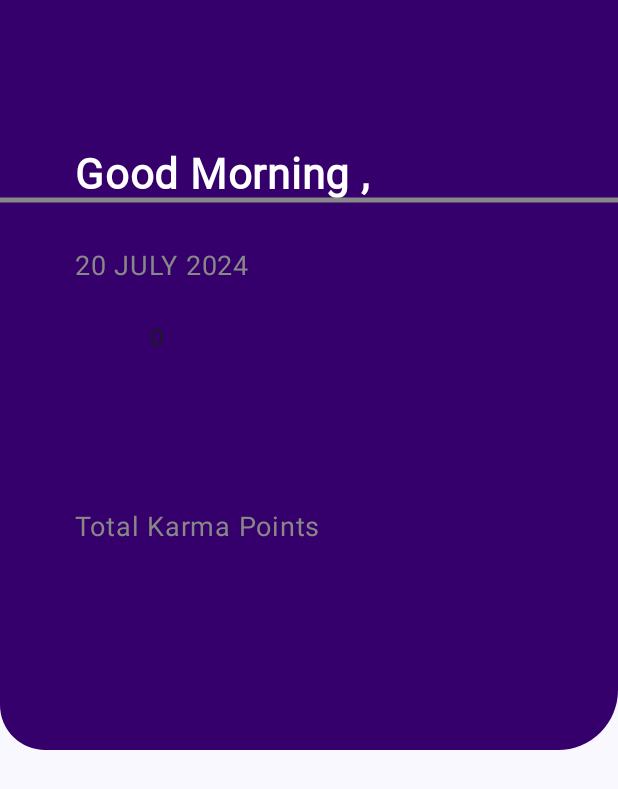
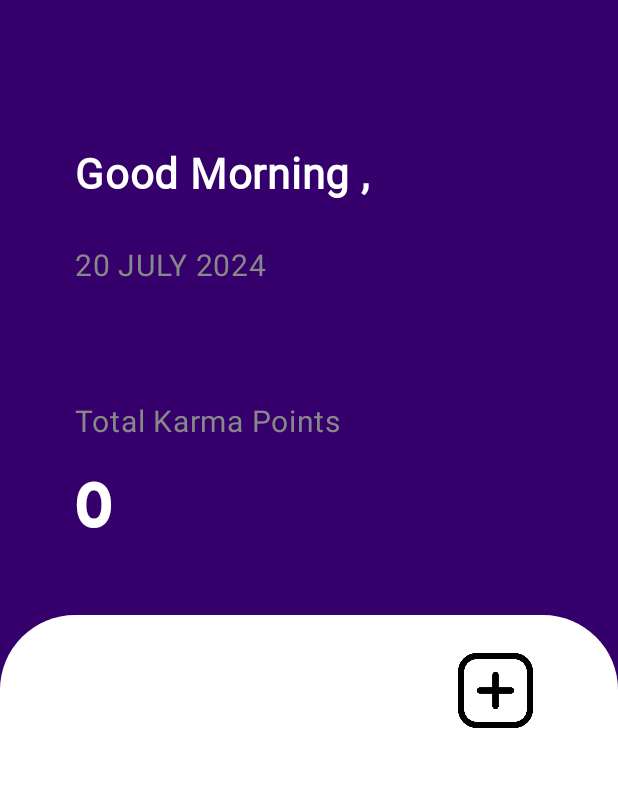
Before and after one commit to Saiabhyankar/merit_match, an Android app built with Jetpack Compose: the composable Transaction shown on its own in the app's theme, on a phone screen of 412 x 824 dp. Shown: the top 789 px of the screen. Run offline under Robolectric (Android 15) with nearby library versions, the phone set to English and light mode, and no system bars; Roboto replaces fonts that are not available here; 1 statement that could not run was skipped.

Commit message:
Added api to post tasks

```diff
--- a/app/src/main/java/com/example/meritmatch/apiService.kt
+++ b/app/src/main/java/com/example/meritmatch/apiService.kt
@@ -15,6 +15,9 @@ class ApiService : ViewModel() {
 
     private val _karma = mutableStateOf(GetReq2())
     val karma: State<GetReq2> = _karma
+
+    private val _tasks = mutableStateOf(GetReq3())
+    val tasks: State<GetReq3> = _tasks
 
 
     fun interact() {
@@ -68,6 +71,21 @@ class ApiService : ViewModel() {
         }
     }
 
+    fun getTasks() {
+        viewModelScope.launch {
+            try {
+                val response=Client.getTasksAvailable()
+                _tasks.value=_tasks.value.copy(
+                    tasks=response.tasks
+                )
+                // Handle success
+            } catch (e: Exception) {
+                // Handle error
+                println("error: ${e.message}")
+            }
+        }
+    }
+
     data class GetReq1(
         val getValue: String = ""
     )
@@ -79,4 +97,7 @@ class ApiService : ViewModel() {
     data class GetReq2(
         val karmaPoint:Int=0
     )
+    data class GetReq3(
+        val tasks:List<tasks> = emptyList()
+    )
 }
--- a/app/src/main/java/com/example/meritmatch/checkWithBackend.kt
+++ b/app/src/main/java/com/example/meritmatch/checkWithBackend.kt
@@ -15,6 +15,8 @@ fun GetResponse(){
 
     val karmaPoints by cursor.karma
 
+    val task by cursor.tasks
+
     if(userName.value!="") {
         cursor.interact()
     }
@@ -27,6 +29,10 @@ fun GetResponse(){
     cursor.getKarma()
 
     getKarmaPoints(karmaValue(karmaPoints.karmaPoint))
+
+    cursor.getTasks()
+    getTask( task.tasks)
+
 }
 
 fun getUserName(checkIfUserExists: checkIfUserExists){
@@ -40,3 +46,8 @@ fun getPasswd(checkValue: checkValue){
 fun getKarmaPoints(karmaValue: karmaValue){
     karmaPoint.value=karmaValue.karmaPoints
 }
+
+fun getTask(tasks:List<tasks>){
+    val length=tasks.size
+    task.value=tasks[length].tasks
+}
--- a/app/src/main/java/com/example/meritmatch/login.kt
+++ b/app/src/main/java/com/example/meritmatch/login.kt
@@ -22,4 +22,10 @@ interface Login {
     @GET("karmaPoints")
     suspend fun getKarmaPoints(@Query("username") username:String):karmaValue
 
+    @POST("task")
+    suspend fun postTask(@Body postTask: postTask):createResponse
+
+    @GET("fetch")
+    suspend fun getTasksAvailable():returnTasks
+
 }
--- a/app/src/main/java/com/example/meritmatch/mainPage.kt
+++ b/app/src/main/java/com/example/meritmatch/mainPage.kt
@@ -8,25 +8,36 @@ import android.R.color
 import android.os.Build
 import androidx.annotation.RequiresApi
 import androidx.compose.foundation.Canvas
+import androidx.compose.foundation.Image
+import androidx.compose.foundation.layout.Box
 import androidx.compose.foundation.layout.Column
 import androidx.compose.foundation.layout.Spacer
 import androidx.compose.foundation.layout.fillMaxSize
 import androidx.compose.foundation.layout.offset
 import androidx.compose.foundation.layout.padding
 import androidx.compose.foundation.layout.size
+import androidx.compose.foundation.lazy.LazyColumn
+import androidx.compose.foundation.lazy.LazyRow
 import androidx.compose.foundation.shape.RoundedCornerShape
+import androidx.compose.material3.Button
+import androidx.compose.material3.ButtonDefaults
 import androidx.compose.material3.Card
 import androidx.compose.material3.CardDefaults
 import androidx.compose.material3.Text
 import androidx.compose.runtime.Composable
+import androidx.compose.ui.Alignment
 import androidx.compose.ui.Modifier
 import androidx.compose.ui.geometry.Offset
 import androidx.compose.ui.graphics.Color
+import androidx.compose.ui.res.painterResource
 import androidx.compose.ui.text.font.Font
 import androidx.compose.ui.text.font.FontFamily
 import androidx.compose.ui.text.font.FontWeight
 import androidx.compose.ui.unit.dp
 import androidx.compose.ui.unit.sp
+import kotlinx.coroutines.CoroutineScope
+import kotlinx.coroutines.Dispatchers
+import kotlinx.coroutines.launch
 import java.time.LocalDate
 import java.time.LocalTime
 
@@ -35,12 +46,17 @@ import java.time.LocalTime
 @Composable
 
 fun Transaction(){
+    GetResponse()
     val customFont= FontFamily(
          Font( R.font.generica)
     )
+    val customFont1= FontFamily(
+        Font( R.font.coverface)
+    )
     val date =LocalDate.now()
     val time=LocalTime.now()
-    Column {
+    val add = painterResource(id = R.drawable.add)
+    Column(modifier = Modifier.fillMaxSize()) {
         Card( colors = CardDefaults.cardColors(containerColor = Color(53, 0, 107, 255)),
             shape = RoundedCornerShape(0.dp, 0.dp, 40.dp, 30.dp),
             modifier = Modifier.size(500.dp)
@@ -75,18 +91,20 @@ fun Transaction(){
             Text(text = date.dayOfMonth.toString() +" "+ date.month.toString() + " " + date.year.toString(),
                 modifier = Modifier.offset(50.dp,100.dp),
                 color=Color.Gray,
-                fontSize = 18.sp)
+                fontSize = 20.sp)
             Text("Total Karma Points",
-                modifier=Modifier.offset(50.dp,250.dp),
+                modifier= Modifier
+                    .offset(50.dp, 180.dp)
+                    .padding(0.dp),
                 color=Color.Gray,
-                fontSize = 18.sp)
+                fontSize = 20.sp)
             Text(karmaPoint.value.toString(),
+                fontSize = 32.sp,
+                fontFamily = customFont1,
+                color = Color.White,
                 modifier = Modifier
-                    .offset(x=100.dp,y=100.dp))
-
-
-
-        }
+                    .offset(x = 50.dp, y = 200.dp)
+                    .padding(0.dp))
             Canvas(modifier = Modifier.fillMaxSize(), contentDescription = "Line Drawing") {
                 // Draw a line from (100, 100) to (400, 400)
                 drawLine(
@@ -97,15 +115,45 @@ fun Transaction(){
                 )
             }
 
-        Card( colors = CardDefaults.cardColors(containerColor = Color(254,255,254,255)),
+
+        }
+
+        Card( colors = CardDefaults.cardColors(containerColor = Color.White),
             shape = RoundedCornerShape(50.dp, 50.dp, 40.dp, 30.dp),
             modifier = Modifier
-                .fillMaxSize()
-                .offset(y = -130.dp)
+                .size(500.dp)
+                .offset(y = -90.dp)
         ) {
+            Button(onClick = { pageNum.value=4
+                CoroutineScope(Dispatchers.IO).launch {
+                    try {
+                        Client.postTask(
+                            postTask(userName.value,"wash dishes",100)
+                        )
+                        // Handle success
+                    } catch (e: Exception) {
+                        // Handle error
+                        println("error: ${e.message}")
+                    }
+                }},
+                colors = ButtonDefaults.buttonColors(containerColor =Color.White),
+                modifier = Modifier
+                    .offset(290.dp, 10.dp)
+                    .size(height = 80.dp, width = 80.dp)) {
+
+            }
+            Image(painter = add, contentDescription = null,
+                Modifier
+                    .size(50.dp)
+                    .offset(305.dp, -55.dp))
+            Box(contentAlignment = Alignment.Center){
+                Text(
+                    task.value,
+                    modifier=Modifier.offset(50.dp,-80.dp),
+                    fontFamily = customFont1,
+                    fontSize = 18.sp)
 
             }
         }
-
-
     }
+}
--- a/app/src/main/java/com/example/meritmatch/states.kt
+++ b/app/src/main/java/com/example/meritmatch/states.kt
@@ -1,5 +1,6 @@
 package com.example.meritmatch
 
+import androidx.compose.runtime.mutableStateListOf
 import androidx.compose.runtime.mutableStateOf
 
 var userName= mutableStateOf("")
@@ -13,3 +14,4 @@ var pageNum= mutableStateOf(0)
 var passwordR= mutableStateOf("")
 var passwd= mutableStateOf("")
 var karmaPoint= mutableStateOf(0)
+var task=mutableStateOf("")
```
Also changed, not shown: app/src/main/java/com/example/meritmatch/MainActivity.kt (+22 -23 lines), app/src/main/java/com/example/meritmatch/data.kt (+16 -0 lines), app/src/main/res/drawable/add.png (added), app/src/main/res/font/coverface.ttf (added). Lines whose indentation alone changed are shown as unchanged.
